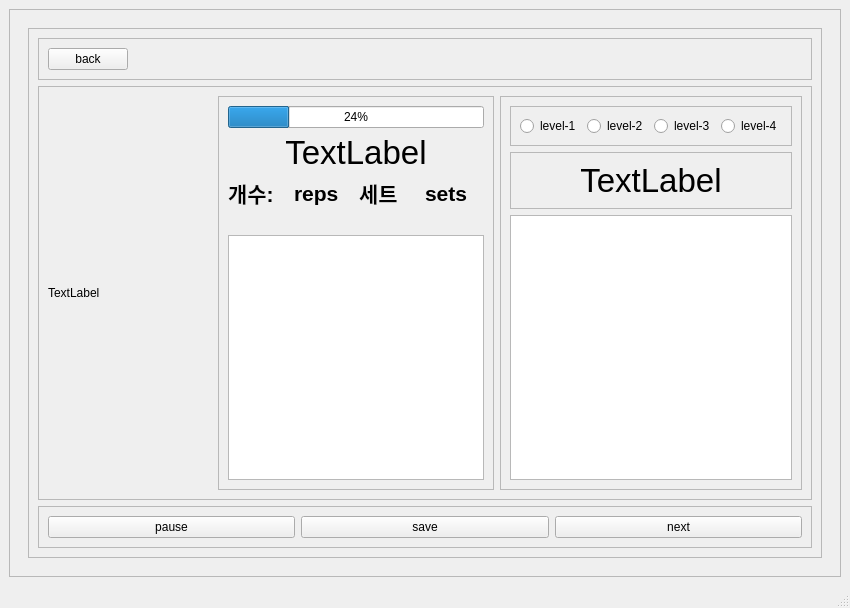
addinedu-ros-8th/deeplearning-repo-1, file client/ui/main_page.ui: the form before one commit.
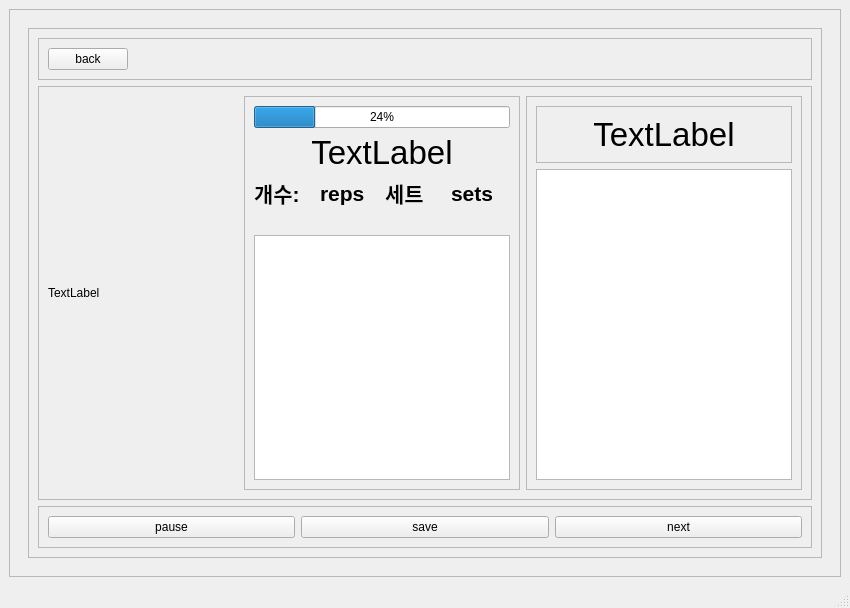
The form after the commit. The open tabs and pages were chosen to show the change.

```diff
--- a/client/ui/main_page.ui
+++ b/client/ui/main_page.ui
@@ -1042,76 +1042,6 @@
                     <enum>QFrame::Raised</enum>
                    </property>
                    <layout class="QVBoxLayout" name="verticalLayout_16">
-                    <item>
-                     <widget class="QFrame" name="frame_44">
-                      <property name="sizePolicy">
-                       <sizepolicy hsizetype="Preferred" vsizetype="Preferred">
-                        <horstretch>0</horstretch>
-                        <verstretch>0</verstretch>
-                       </sizepolicy>
-                      </property>
-                      <property name="frameShape">
-                       <enum>QFrame::StyledPanel</enum>
-                      </property>
-                      <property name="frameShadow">
-                       <enum>QFrame::Raised</enum>
-                      </property>
-                      <layout class="QHBoxLayout" name="horizontalLayout_21">
-                       <item>
-                        <widget class="QRadioButton" name="radioButton_4">
-                         <property name="sizePolicy">
-                          <sizepolicy hsizetype="Fixed" vsizetype="Fixed">
-                           <horstretch>0</horstretch>
-                           <verstretch>0</verstretch>
-                          </sizepolicy>
-                         </property>
-                         <property name="text">
-                          <string>level-1</string>
-                         </property>
-                        </widget>
-                       </item>
-                       <item>
-                        <widget class="QRadioButton" name="radioButton_5">
-                         <property name="sizePolicy">
-                          <sizepolicy hsizetype="Fixed" vsizetype="Fixed">
-                           <horstretch>0</horstretch>
-                           <verstretch>0</verstretch>
-                          </sizepolicy>
-                         </property>
-                         <property name="text">
-                          <string>level-2</string>
-                         </property>
-                        </widget>
-                       </item>
-                       <item>
-                        <widget class="QRadioButton" name="radioButton_6">
-                         <property name="sizePolicy">
-                          <sizepolicy hsizetype="Fixed" vsizetype="Fixed">
-                           <horstretch>0</horstretch>
-                           <verstretch>0</verstretch>
-                          </sizepolicy>
-                         </property>
-                         <property name="text">
-                          <string>level-3</string>
-                         </property>
-                        </widget>
-                       </item>
-                       <item>
-                        <widget class="QRadioButton" name="radioButton_7">
-                         <property name="sizePolicy">
-                          <sizepolicy hsizetype="Fixed" vsizetype="Fixed">
-                           <horstretch>0</horstretch>
-                           <verstretch>0</verstretch>
-                          </sizepolicy>
-                         </property>
-                         <property name="text">
-                          <string>level-4</string>
-                         </property>
-                        </widget>
-                       </item>
-                      </layout>
-                     </widget>
-                    </item>
                     <item>
                      <widget class="QFrame" name="frame_43">
                       <property name="frameShape">
```
Left out of the diff: 126 changed lines with no effect on the pictures. Lines whose indentation alone changed are shown as unchanged.
